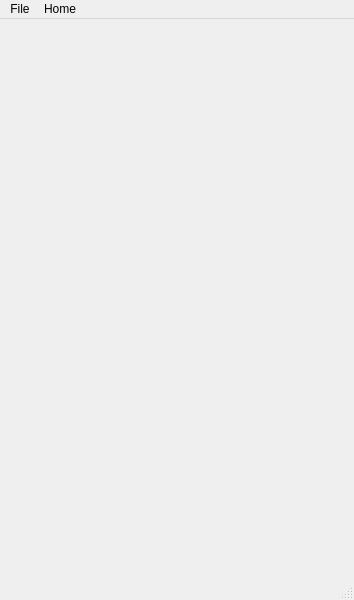
This is pxlart/mainwindow.ui in starwarsnerd77/PixelArtQtApp as Qt 5 draws it before an edit. The edited form follows.
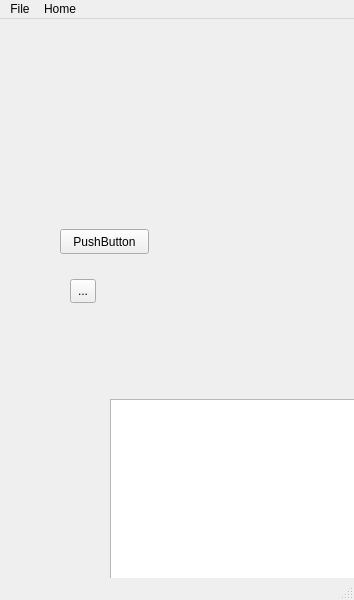
This is the edited form.

```diff
--- a/pxlart/mainwindow.ui
+++ b/pxlart/mainwindow.ui
@@ -13,7 +13,44 @@
   <property name="windowTitle">
    <string>MainWindow</string>
   </property>
-  <widget class="QWidget" name="centralwidget"/>
+  <widget class="QWidget" name="centralwidget">
+   <widget class="QPushButton" name="pushButton">
+    <property name="geometry">
+     <rect>
+      <x>60</x>
+      <y>210</y>
+      <width>89</width>
+      <height>25</height>
+     </rect>
+    </property>
+    <property name="text">
+     <string>PushButton</string>
+    </property>
+   </widget>
+   <widget class="QListWidget" name="listWidget">
+    <property name="geometry">
+     <rect>
+      <x>110</x>
+      <y>380</y>
+      <width>256</width>
+      <height>192</height>
+     </rect>
+    </property>
+   </widget>
+   <widget class="QToolButton" name="toolButton">
+    <property name="geometry">
+     <rect>
+      <x>70</x>
+      <y>260</y>
+      <width>26</width>
+      <height>24</height>
+     </rect>
+    </property>
+    <property name="text">
+     <string>...</string>
+    </property>
+   </widget>
+  </widget>
   <widget class="QStatusBar" name="statusbar"/>
   <widget class="QMenuBar" name="menubar">
    <property name="geometry">
```
Left out of the diff: 18 changed lines with no effect on the pictures.
